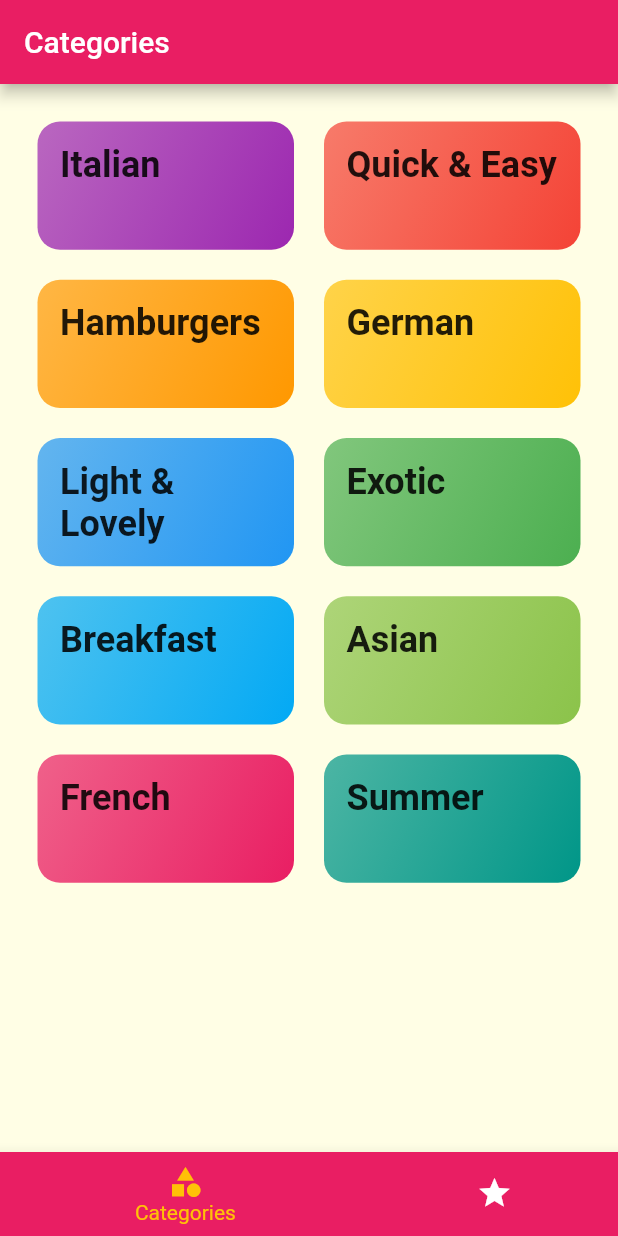
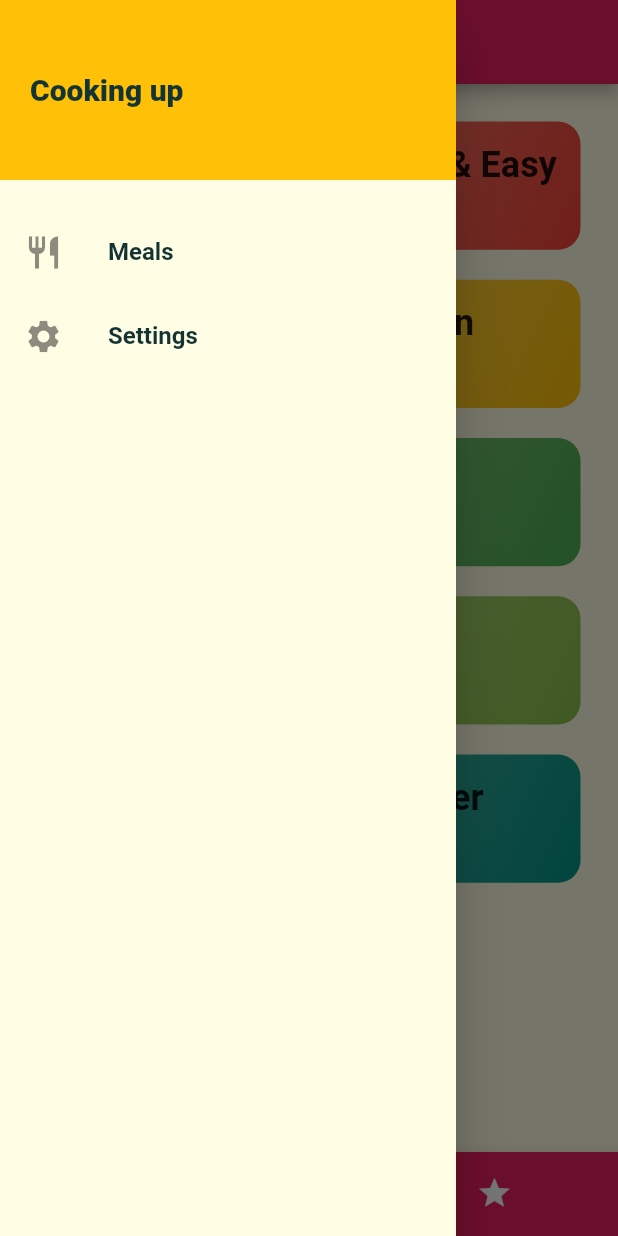
Before and after one commit to alabobriggs/flutter_meals_app, a Flutter app: the screen it shows after launch, with the side drawer open (before the commit the screen has no drawer), on a phone screen of 412 x 824 dp. Run offline on Flutter 3.47's test engine with Material 2 defaults, Android fonts, the phone set to English and light mode, and no system bars.

Commit message:
add custom drawer

```diff
--- a/lib/screens/tabs_screen.dart
+++ b/lib/screens/tabs_screen.dart
@@ -1,4 +1,5 @@
 import 'package:flutter/material.dart';
+import '../widgets/main_drawer.dart';
 import '../screens/favourites_screen.dart';
 import '../screens/categories_screen.dart';
 
@@ -33,6 +34,7 @@ class _TabsScreenState extends State<TabsScreen> {
       appBar: AppBar(
         title: Text(_pages[_selectedPageInex]['title']),
       ),
+      drawer: MainDrawer(),
       body: _pages[_selectedPageInex]['page'],
       bottomNavigationBar: BottomNavigationBar(
         onTap: _selectPage,
--- /dev/null
+++ b/lib/widgets/main_drawer.dart
@@ -0,0 +1,61 @@
+import 'package:flutter/material.dart';
+
+class MainDrawer extends StatelessWidget {
+  Widget _buildListTile({
+    @required IconData icon,
+    @required String title,
+    @required Function onTap,
+  }) {
+    return ListTile(
+      leading: Icon(
+        icon,
+        size: 26,
+      ),
+      title: Text(
+        title,
+        style: TextStyle(
+          fontSize: 16,
+          fontWeight: FontWeight.bold,
+        ),
+      ),
+      onTap: onTap,
+    );
+  }
+
+  @override
+  Widget build(BuildContext context) {
+    return Drawer(
+      child: Column(
+        children: <Widget>[
+          Container(
+            height: 120,
+            width: double.infinity,
+            padding: EdgeInsets.all(20),
+            alignment: Alignment.centerLeft,
+            color: Theme.of(context).accentColor,
+            child: Text(
+              'Cooking up',
+              style: TextStyle(
+                fontSize: 20,
+                fontWeight: FontWeight.w900,
+              ),
+            ),
+          ),
+          SizedBox(
+            height: 20,
+          ),
+          _buildListTile(
+            icon: Icons.restaurant,
+            title: 'Meals',
+            onTap: () {},
+          ),
+          _buildListTile(
+            icon: Icons.settings,
+            title: 'Settings',
+            onTap: () {},
+          ),
+        ],
+      ),
+    );
+  }
+}
```
